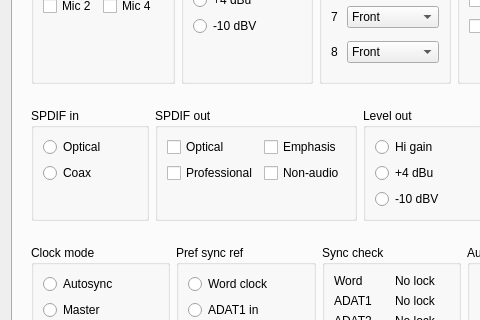
adiknoth/ffado, file libffado/support/mixer-qt4/ffado/mixer/rme.ui: the form before one commit; both pictures show x 0 to 480 and y 267 to 587 of the 637 by 781 pixel window.
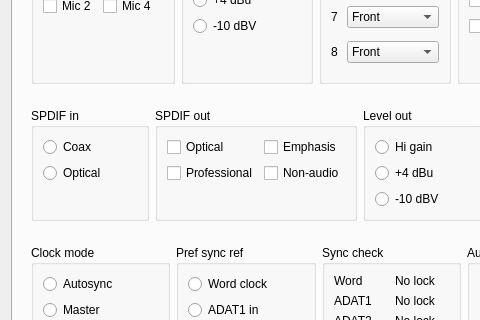
The form after the commit.

Commit message: rme: implement SPDIF input mode selection via ffado-mixer.  Whether this has the desired effect on the device remains to be seen - I do not have anything to test the mode of the optical port right now.

What changed in the file:
```diff
--- a/libffado/support/mixer-qt4/ffado/mixer/rme.ui
+++ b/libffado/support/mixer-qt4/ffado/mixer/rme.ui
@@ -475,14 +475,14 @@
              <item>
               <widget class="QRadioButton" name="radioButton">
                <property name="text">
-                <string>Optical</string>
+                <string>Coax</string>
                </property>
               </widget>
              </item>
              <item>
               <widget class="QRadioButton" name="radioButton_2">
                <property name="text">
-                <string>Coax</string>
+                <string>Optical</string>
                </property>
               </widget>
              </item>
```
Left out of the diff: 4 changed lines with no effect on the pictures. The commit also changes 5 other files.
